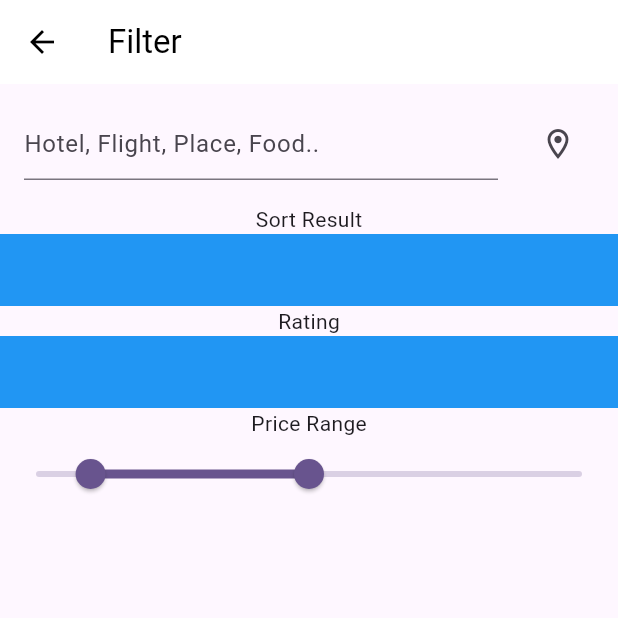
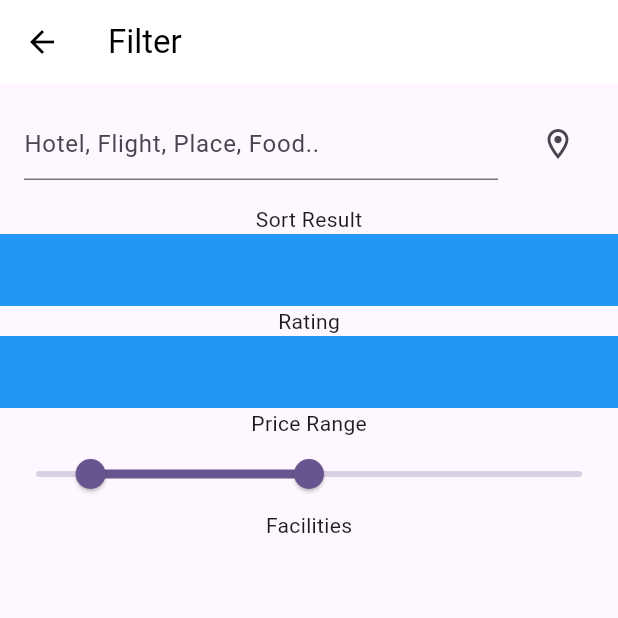
Before and after one commit to JAICHANGPARK/flutter_notebook_chapter_32, a Flutter app: the TouristFilterPage screen opened directly, on a phone screen of 412 x 824 dp, the top half of it. Run offline on Flutter 3.47's test engine with Material 2 defaults, Android fonts, the phone set to English and light mode, and no system bars.

Commit message:
Update tourist_filter_page.dart

```diff
--- a/lib/ep1619_tourist_app/view/tourist_filter_page.dart
+++ b/lib/ep1619_tourist_app/view/tourist_filter_page.dart
@@ -68,7 +68,8 @@ class _TouristFilterPageState extends State<TouristFilterPage> {
           RangeSlider(
             values: RangeValues(0.1, 0.5),
             onChanged: (d) {},
-          )
+          ),
+          Text("Facilities"),
         ],
       ),
     );
```
